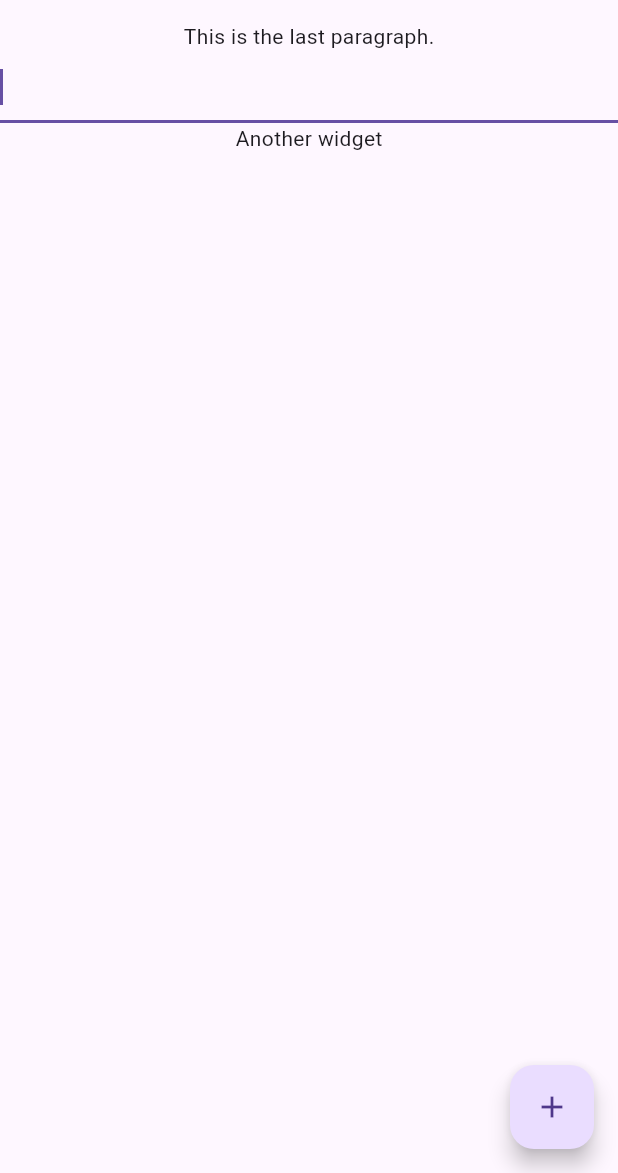
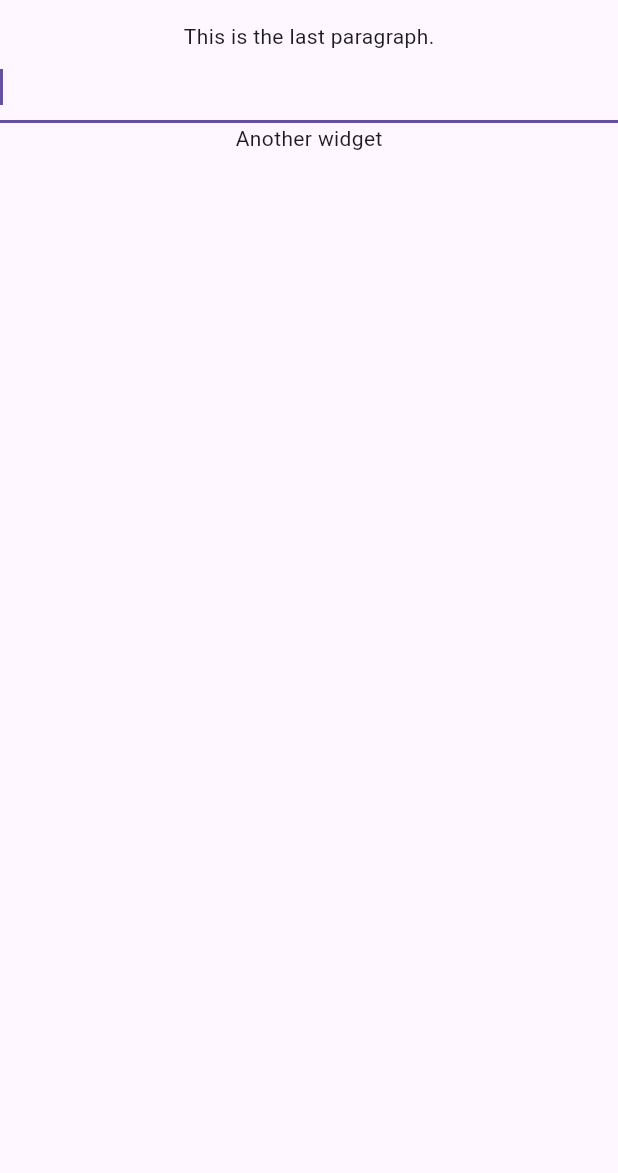
Before and after one commit to kkhhaaooss/write_turns, a Flutter app: the screen it shows after launch, on a phone screen of 412 x 824 dp, the part 63-1236 px from its top. Run offline on Flutter 3.47's test engine with Material 3 defaults, Android fonts, the phone set to English and light mode, and no system bars; our stand-ins replace flutter_riverpod.

Commit message:
Remove dead code

```diff
--- a/lib/app_screen.dart
+++ b/lib/app_screen.dart
@@ -13,12 +13,6 @@ class AppScreen extends ConsumerWidget {
         title: Text('Write Turns App'),
       ),
       body: currentScreen,
-      floatingActionButton: FloatingActionButton(
-        // The read method is a utility to read a provider without listening to it
-        onPressed: () => ref.read(lastParagraphProvider.notifier).state =
-            'This is the new last paragraph. That is all.',
-        child: const Icon(Icons.add),
-      ),
     );
   }
 }
```
Also changed, not shown: lib/control/writing.dart (deleted, +0 -13 lines).
